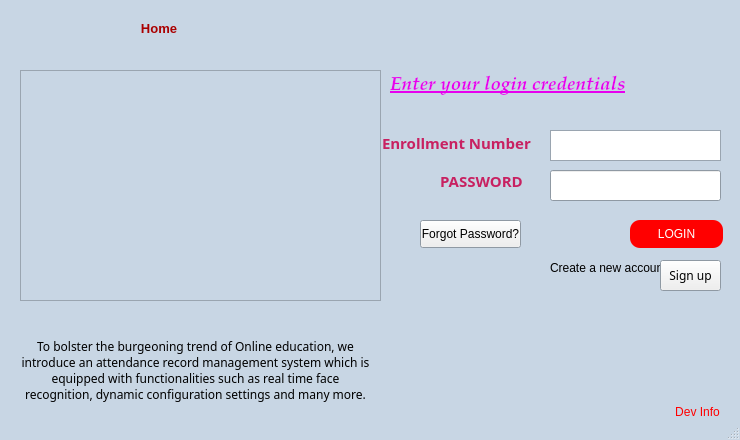
The window that StudentLoginWindow.ui (sarthakforwet/Attendance-Record-Management-System) describes before a commit, drawn with Qt 5.
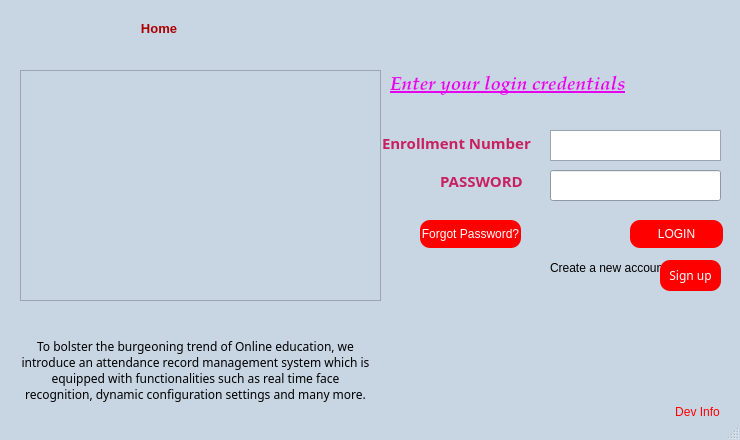
The same window after the commit. Icons and pictures are not drawn.

```diff
--- a/StudentLoginWindow.ui
+++ b/StudentLoginWindow.ui
@@ -131,15 +131,7 @@
   <property name="windowTitle">
    <string>Attendance Record Management System</string>
   </property>
-  <widget class="QWidget" name="centralwidget" native="true">
-   <property name="geometry">
-    <rect>
-     <x>0</x>
-     <y>0</y>
-     <width>733</width>
-     <height>433</height>
-    </rect>
-   </property>
+  <widget class="QWidget" name="centralwidget">
    <widget class="QPushButton" name="loginBtn">
     <property name="geometry">
      <rect>
@@ -229,6 +221,13 @@
       <height>28</height>
      </rect>
     </property>
+    <property name="styleSheet">
+     <string notr="true">QPushButton{
+	background-color:rgb(255,0,0);
+	border-radius:10px;
+	color:#FFFFFF
+}</string>
+    </property>
     <property name="text">
      <string>Forgot Password?</string>
     </property>
@@ -261,7 +260,16 @@
        <colorrole role="WindowText">
         <brush brushstyle="SolidPattern">
          <color alpha="255">
-          <red>0</red>
+          <red>255</red>
+          <green>255</green>
+          <blue>255</blue>
+         </color>
+        </brush>
+       </colorrole>
+       <colorrole role="Button">
+        <brush brushstyle="SolidPattern">
+         <color alpha="255">
+          <red>255</red>
           <green>0</green>
           <blue>0</blue>
          </color>
@@ -297,16 +305,34 @@
        <colorrole role="Text">
         <brush brushstyle="SolidPattern">
          <color alpha="255">
-          <red>0</red>
-          <green>0</green>
-          <blue>0</blue>
+          <red>255</red>
+          <green>255</green>
+          <blue>255</blue>
          </color>
         </brush>
        </colorrole>
        <colorrole role="ButtonText">
         <brush brushstyle="SolidPattern">
          <color alpha="255">
-          <red>0</red>
+          <red>255</red>
+          <green>255</green>
+          <blue>255</blue>
+         </color>
+        </brush>
+       </colorrole>
+       <colorrole role="Base">
+        <brush brushstyle="SolidPattern">
+         <color alpha="255">
+          <red>255</red>
+          <green>0</green>
+          <blue>0</blue>
+         </color>
+        </brush>
+       </colorrole>
+       <colorrole role="Window">
+        <brush brushstyle="SolidPattern">
+         <color alpha="255">
+          <red>255</red>
           <green>0</green>
           <blue>0</blue>
          </color>
@@ -326,7 +352,16 @@
        <colorrole role="WindowText">
         <brush brushstyle="SolidPattern">
          <color alpha="255">
-          <red>0</red>
+          <red>255</red>
+          <green>255</green>
+          <blue>255</blue>
+         </color>
+        </brush>
+       </colorrole>
+       <colorrole role="Button">
+        <brush brushstyle="SolidPattern">
+         <color alpha="255">
+          <red>255</red>
           <green>0</green>
           <blue>0</blue>
          </color>
@@ -362,16 +397,34 @@
        <colorrole role="Text">
         <brush brushstyle="SolidPattern">
          <color alpha="255">
-          <red>0</red>
-          <green>0</green>
-          <blue>0</blue>
+          <red>255</red>
+          <green>255</green>
+          <blue>255</blue>
          </color>
         </brush>
        </colorrole>
        <colorrole role="ButtonText">
         <brush brushstyle="SolidPattern">
          <color alpha="255">
-          <red>0</red>
+          <red>255</red>
+          <green>255</green>
+          <blue>255</blue>
+         </color>
+        </brush>
+       </colorrole>
+       <colorrole role="Base">
+        <brush brushstyle="SolidPattern">
+         <color alpha="255">
+          <red>255</red>
+          <green>0</green>
+          <blue>0</blue>
+         </color>
+        </brush>
+       </colorrole>
+       <colorrole role="Window">
+        <brush brushstyle="SolidPattern">
+         <color alpha="255">
+          <red>255</red>
           <green>0</green>
           <blue>0</blue>
          </color>
@@ -391,9 +444,18 @@
        <colorrole role="WindowText">
         <brush brushstyle="SolidPattern">
          <color alpha="255">
-          <red>253</red>
-          <green>253</green>
-          <blue>253</blue>
+          <red>255</red>
+          <green>255</green>
+          <blue>255</blue>
+         </color>
+        </brush>
+       </colorrole>
+       <colorrole role="Button">
+        <brush brushstyle="SolidPattern">
+         <color alpha="255">
+          <red>255</red>
+          <green>0</green>
+          <blue>0</blue>
          </color>
         </brush>
        </colorrole>
@@ -427,18 +489,36 @@
        <colorrole role="Text">
         <brush brushstyle="SolidPattern">
          <color alpha="255">
-          <red>253</red>
-          <green>253</green>
-          <blue>253</blue>
+          <red>255</red>
+          <green>255</green>
+          <blue>255</blue>
          </color>
         </brush>
        </colorrole>
        <colorrole role="ButtonText">
         <brush brushstyle="SolidPattern">
          <color alpha="255">
-          <red>253</red>
-          <green>253</green>
-          <blue>253</blue>
+          <red>255</red>
+          <green>255</green>
+          <blue>255</blue>
+         </color>
+        </brush>
+       </colorrole>
+       <colorrole role="Base">
+        <brush brushstyle="SolidPattern">
+         <color alpha="255">
+          <red>255</red>
+          <green>0</green>
+          <blue>0</blue>
+         </color>
+        </brush>
+       </colorrole>
+       <colorrole role="Window">
+        <brush brushstyle="SolidPattern">
+         <color alpha="255">
+          <red>255</red>
+          <green>0</green>
+          <blue>0</blue>
          </color>
         </brush>
        </colorrole>
@@ -460,6 +540,13 @@
       <pointsize>9</pointsize>
      </font>
     </property>
+    <property name="styleSheet">
+     <string notr="true">QPushButton{
+	background-color:rgb(255,0,0);
+	border-radius:10px;
+	color:#FFFFFF
+}</string>
+    </property>
     <property name="text">
      <string>Sign up</string>
     </property>
```
Left out of the diff: 11 changed lines with no effect on the pictures.
